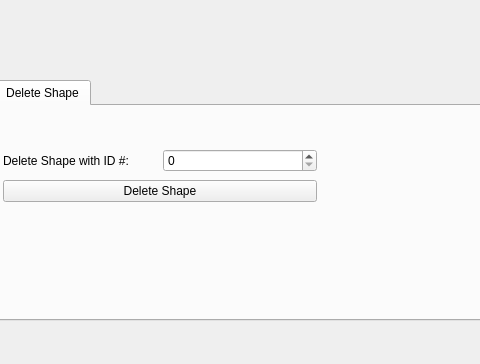
The window that mainwindow.ui (trpaczkowski/OOF-saddleback-cs1c) describes before a commit, drawn with Qt 5; both pictures show x 330 to 810 and y 476 to 840 of the 1019 by 840 pixel window.
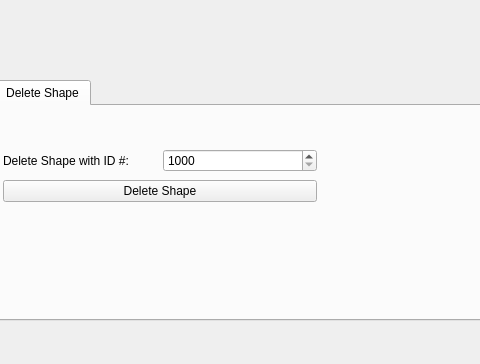
The same window after the commit. The open tabs and pages were chosen to show the change. Custom widgets are drawn as their Qt base class.

```diff
--- a/mainwindow.ui
+++ b/mainwindow.ui
@@ -2383,10 +2383,10 @@
          <item>
           <widget class="QSpinBox" name="spinBox_delete_id">
            <property name="minimum">
-            <number>0</number>
+            <number>1000</number>
            </property>
            <property name="maximum">
-            <number>100</number>
+            <number>6999</number>
            </property>
           </widget>
          </item>
```
Left out of the diff: 4 changed lines with no effect on the pictures.
